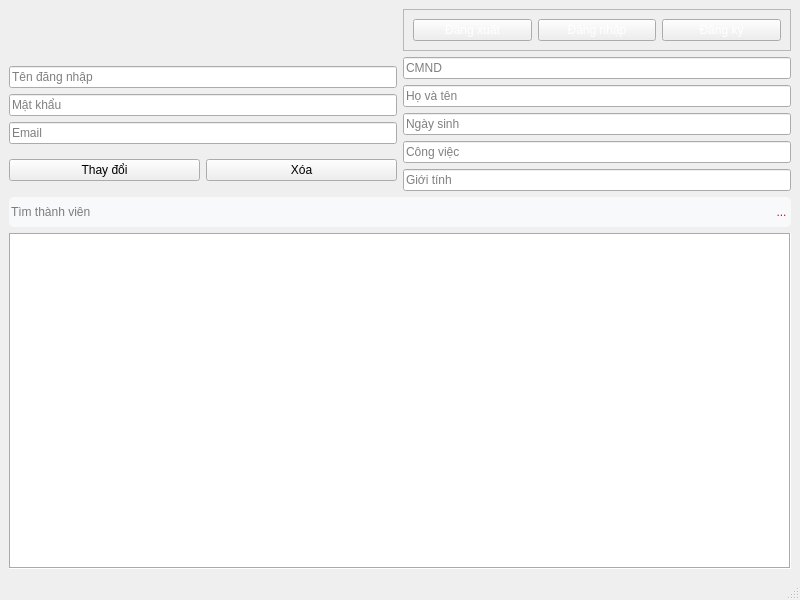
Old version of the form managergui.ui in the repository fantasyinferno/libpro.
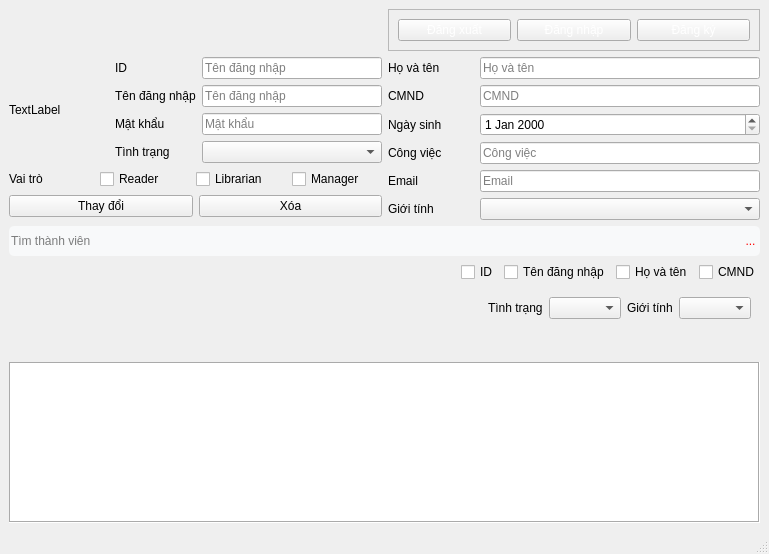
New version of the form. Icons and pictures are not drawn.

Patch:
```diff
--- a/managergui.ui
+++ b/managergui.ui
@@ -6,8 +6,8 @@
    <rect>
     <x>0</x>
     <y>0</y>
-    <width>800</width>
-    <height>600</height>
+    <width>769</width>
+    <height>554</height>
    </rect>
   </property>
   <property name="windowTitle">
@@ -119,26 +119,285 @@
           <item>
            <layout class="QVBoxLayout" name="verticalLayout">
             <item>
-             <widget class="QLineEdit" name="tenDangNhap">
-              <property name="placeholderText">
-               <string>Tên đăng nhập</string>
+             <layout class="QHBoxLayout" name="horizontalLayout_15">
+              <property name="bottomMargin">
+               <number>0</number>
               </property>
+              <item>
+               <widget class="QLabel" name="label_12">
+                <property name="sizePolicy">
+                 <sizepolicy hsizetype="Fixed" vsizetype="Fixed">
+                  <horstretch>0</horstretch>
+                  <verstretch>0</verstretch>
+                 </sizepolicy>
+                </property>
+                <property name="minimumSize">
+                 <size>
+                  <width>100</width>
+                  <height>100</height>
+                 </size>
+                </property>
+                <property name="text">
+                 <string>TextLabel</string>
+                </property>
+               </widget>
+              </item>
+              <item>
+               <layout class="QVBoxLayout" name="verticalLayout_7">
+                <property name="bottomMargin">
+                 <number>0</number>
+                </property>
+                <item>
+                 <layout class="QHBoxLayout" name="horizontalLayout_14">
+                  <property name="bottomMargin">
+                   <number>0</number>
+                  </property>
+                  <item>
+                   <widget class="QLabel" name="label_11">
+                    <property name="text">
+                     <string>ID</string>
+                    </property>
+                   </widget>
+                  </item>
+                  <item>
+                   <spacer name="horizontalSpacer_11">
+                    <property name="orientation">
+                     <enum>Qt::Horizontal</enum>
+                    </property>
+                    <property name="sizeHint" stdset="0">
+                     <size>
+                      <width>0</width>
+                      <height>20</height>
+                     </size>
+                    </property>
+                   </spacer>
+                  </item>
+                  <item>
+                   <widget class="QLineEdit" name="id">
+                    <property name="sizePolicy">
+                     <sizepolicy hsizetype="Fixed" vsizetype="Fixed">
+                      <horstretch>0</horstretch>
+                      <verstretch>0</verstretch>
+                     </sizepolicy>
+                    </property>
+                    <property name="minimumSize">
+                     <size>
+                      <width>180</width>
+                      <height>0</height>
+                     </size>
+                    </property>
+                    <property name="placeholderText">
+                     <string>Tên đăng nhập</string>
+                    </property>
+                   </widget>
+                  </item>
+                 </layout>
+                </item>
+                <item>
+                 <layout class="QHBoxLayout" name="horizontalLayout_7">
+                  <property name="bottomMargin">
+                   <number>0</number>
+                  </property>
+                  <item>
+                   <widget class="QLabel" name="label">
+                    <property name="text">
+                     <string>Tên đăng nhập</string>
+                    </property>
+                   </widget>
+                  </item>
+                  <item>
+                   <spacer name="horizontalSpacer_2">
+                    <property name="orientation">
+                     <enum>Qt::Horizontal</enum>
+                    </property>
+                    <property name="sizeHint" stdset="0">
+                     <size>
+                      <width>0</width>
+                      <height>20</height>
+                     </size>
+                    </property>
+                   </spacer>
+                  </item>
+                  <item>
+                   <widget class="QLineEdit" name="tenDangNhap">
+                    <property name="sizePolicy">
+                     <sizepolicy hsizetype="Fixed" vsizetype="Fixed">
+                      <horstretch>0</horstretch>
+                      <verstretch>0</verstretch>
+                     </sizepolicy>
+                    </property>
+                    <property name="minimumSize">
+                     <size>
+                      <width>180</width>
+                      <height>0</height>
+                     </size>
+                    </property>
+                    <property name="placeholderText">
+                     <string>Tên đăng nhập</string>
+                    </property>
+                   </widget>
+                  </item>
+                 </layout>
+                </item>
+                <item>
+                 <layout class="QHBoxLayout" name="horizontalLayout_9">
+                  <property name="bottomMargin">
+                   <number>0</number>
+                  </property>
+                  <item>
+                   <widget class="QLabel" name="label_2">
+                    <property name="text">
+                     <string>Mật khẩu</string>
+                    </property>
+                   </widget>
+                  </item>
+                  <item>
+                   <spacer name="horizontalSpacer_3">
+                    <property name="orientation">
+                     <enum>Qt::Horizontal</enum>
+                    </property>
+                    <property name="sizeHint" stdset="0">
+                     <size>
+                      <width>0</width>
+                      <height>20</height>
+                     </size>
+                    </property>
+                   </spacer>
+                  </item>
+                  <item>
+                   <widget class="QLineEdit" name="matKhau">
+                    <property name="sizePolicy">
+                     <sizepolicy hsizetype="Fixed" vsizetype="Fixed">
+                      <horstretch>0</horstretch>
+                      <verstretch>0</verstretch>
+                     </sizepolicy>
+                    </property>
+                    <property name="minimumSize">
+                     <size>
+                      <width>180</width>
+                      <height>0</height>
+                     </size>
+                    </property>
+                    <property name="text">
+                     <string/>
+                    </property>
+                    <property name="placeholderText">
+                     <string>Mật khẩu</string>
+                    </property>
+                   </widget>
+                  </item>
+                 </layout>
+                </item>
+                <item>
+                 <layout class="QHBoxLayout" name="horizontalLayout_11">
+                  <property name="bottomMargin">
+                   <number>0</number>
+                  </property>
+                  <item>
+                   <widget class="QLabel" name="label_4">
+                    <property name="text">
+                     <string>Tình trạng</string>
+                    </property>
+                   </widget>
+                  </item>
+                  <item>
+                   <spacer name="horizontalSpacer_5">
+                    <property name="orientation">
+                     <enum>Qt::Horizontal</enum>
+                    </property>
+                    <property name="sizeHint" stdset="0">
+                     <size>
+                      <width>0</width>
+                      <height>20</height>
+                     </size>
+                    </property>
+                   </spacer>
+                  </item>
+                  <item>
+                   <widget class="QComboBox" name="tinhTrang">
+                    <property name="sizePolicy">
+                     <sizepolicy hsizetype="Fixed" vsizetype="Fixed">
+                      <horstretch>0</horstretch>
+                      <verstretch>0</verstretch>
+                     </sizepolicy>
+                    </property>
+                    <property name="minimumSize">
+                     <size>
+                      <width>180</width>
+                      <height>0</height>
+                     </size>
+                    </property>
+                   </widget>
+                  </item>
+                 </layout>
+                </item>
+               </layout>
+              </item>
+             </layout>
+            </item>
+           </layout>
+          </item>
+          <item>
+           <layout class="QHBoxLayout" name="horizontalLayout_19">
+            <property name="bottomMargin">
+             <number>0</number>
+            </property>
+            <item>
+             <widget class="QLabel" name="label_10">
+              <property name="text">
+               <string>Vai trò</string>
+              </property>
              </widget>
             </item>
             <item>
-             <widget class="QLineEdit" name="matKhau">
+             <spacer name="horizontalSpacer_12">
+              <property name="orientation">
+               <enum>Qt::Horizontal</enum>
+              </property>
+              <property name="sizeHint" stdset="0">
+               <size>
+                <width>0</width>
+                <height>20</height>
+               </size>
+              </property>
+             </spacer>
+            </item>
+            <item>
+             <widget class="QCheckBox" name="reader">
+              <property name="minimumSize">
+               <size>
+                <width>90</width>
+                <height>0</height>
+               </size>
+              </property>
               <property name="text">
-               <string/>
+               <string>Reader</string>
               </property>
-              <property name="placeholderText">
-               <string>Mật khẩu</string>
+             </widget>
+            </item>
+            <item>
+             <widget class="QCheckBox" name="librarian">
+              <property name="minimumSize">
+               <size>
+                <width>90</width>
+                <height>0</height>
+               </size>
               </property>
+              <property name="text">
+               <string>Librarian</string>
+              </property>
              </widget>
             </item>
             <item>
-             <widget class="QLineEdit" name="email">
-              <property name="placeholderText">
-               <string>Email</string>
+             <widget class="QCheckBox" name="manager">
+              <property name="minimumSize">
+               <size>
+                <width>90</width>
+                <height>0</height>
+               </size>
+              </property>
+              <property name="text">
+               <string>Manager</string>
               </property>
              </widget>
             </item>
@@ -167,39 +426,268 @@
         <item>
          <layout class="QVBoxLayout" name="verticalLayout_3">
           <item>
-           <widget class="QLineEdit" name="CMND">
-            <property name="placeholderText">
-             <string>CMND</string>
+           <layout class="QHBoxLayout" name="horizontalLayout_13">
+            <property name="bottomMargin">
+             <number>0</number>
             </property>
-           </widget>
+            <item>
+             <widget class="QLabel" name="label_6">
+              <property name="text">
+               <string>Họ và tên</string>
+              </property>
+             </widget>
+            </item>
+            <item>
+             <spacer name="horizontalSpacer_7">
+              <property name="orientation">
+               <enum>Qt::Horizontal</enum>
+              </property>
+              <property name="sizeHint" stdset="0">
+               <size>
+                <width>0</width>
+                <height>20</height>
+               </size>
+              </property>
+             </spacer>
+            </item>
+            <item>
+             <widget class="QLineEdit" name="hoVaTen">
+              <property name="sizePolicy">
+               <sizepolicy hsizetype="Fixed" vsizetype="Fixed">
+                <horstretch>0</horstretch>
+                <verstretch>0</verstretch>
+               </sizepolicy>
+              </property>
+              <property name="minimumSize">
+               <size>
+                <width>280</width>
+                <height>0</height>
+               </size>
+              </property>
+              <property name="placeholderText">
+               <string>Họ và tên</string>
+              </property>
+             </widget>
+            </item>
+           </layout>
           </item>
           <item>
-           <widget class="QLineEdit" name="hoVaTen">
-            <property name="placeholderText">
-             <string>Họ và tên</string>
+           <layout class="QHBoxLayout" name="horizontalLayout_12">
+            <property name="bottomMargin">
+             <number>0</number>
             </property>
-           </widget>
+            <item>
+             <widget class="QLabel" name="label_5">
+              <property name="text">
+               <string>CMND</string>
+              </property>
+             </widget>
+            </item>
+            <item>
+             <spacer name="horizontalSpacer_6">
+              <property name="orientation">
+               <enum>Qt::Horizontal</enum>
+              </property>
+              <property name="sizeHint" stdset="0">
+               <size>
+                <width>0</width>
+                <height>20</height>
+               </size>
+              </property>
+             </spacer>
+            </item>
+            <item>
+             <widget class="QLineEdit" name="CMND">
+              <property name="sizePolicy">
+               <sizepolicy hsizetype="Fixed" vsizetype="Fixed">
+                <horstretch>0</horstretch>
+                <verstretch>0</verstretch>
+               </sizepolicy>
+              </property>
+              <property name="minimumSize">
+               <size>
+                <width>280</width>
+                <height>0</height>
+               </size>
+              </property>
+              <property name="placeholderText">
+               <string>CMND</string>
+              </property>
+             </widget>
+            </item>
+           </layout>
           </item>
           <item>
-           <widget class="QLineEdit" name="ngaySinh">
-            <property name="placeholderText">
-             <string>Ngày sinh</string>
+           <layout class="QHBoxLayout" name="horizontalLayout_16">
+            <property name="bottomMargin">
+             <number>0</number>
             </property>
-           </widget>
+            <item>
+             <widget class="QLabel" name="label_7">
+              <property name="text">
+               <string>Ngày sinh</string>
+              </property>
+             </widget>
+            </item>
+            <item>
+             <spacer name="horizontalSpacer_8">
+              <property name="orientation">
+               <enum>Qt::Horizontal</enum>
+              </property>
+              <property name="sizeHint" stdset="0">
+               <size>
+                <width>0</width>
+                <height>20</height>
+               </size>
+              </property>
+             </spacer>
+            </item>
+            <item>
+             <widget class="QDateEdit" name="ngaySinh">
+              <property name="minimumSize">
+               <size>
+                <width>280</width>
+                <height>0</height>
+               </size>
+              </property>
+             </widget>
+            </item>
+           </layout>
           </item>
           <item>
-           <widget class="QLineEdit" name="congViec">
-            <property name="placeholderText">
-             <string>Công việc</string>
+           <layout class="QHBoxLayout" name="horizontalLayout_17">
+            <property name="bottomMargin">
+             <number>0</number>
             </property>
-           </widget>
+            <item>
+             <widget class="QLabel" name="label_8">
+              <property name="text">
+               <string>Công việc</string>
+              </property>
+             </widget>
+            </item>
+            <item>
+             <spacer name="horizontalSpacer_9">
+              <property name="orientation">
+               <enum>Qt::Horizontal</enum>
+              </property>
+              <property name="sizeHint" stdset="0">
+               <size>
+                <width>0</width>
+                <height>20</height>
+               </size>
+              </property>
+             </spacer>
+            </item>
+            <item>
+             <widget class="QLineEdit" name="congViec">
+              <property name="sizePolicy">
+               <sizepolicy hsizetype="Fixed" vsizetype="Fixed">
+                <horstretch>0</horstretch>
+                <verstretch>0</verstretch>
+               </sizepolicy>
+              </property>
+              <property name="minimumSize">
+               <size>
+                <width>280</width>
+                <height>0</height>
+               </size>
+              </property>
+              <property name="placeholderText">
+               <string>Công việc</string>
+              </property>
+             </widget>
+            </item>
+           </layout>
           </item>
           <item>
-           <widget class="QLineEdit" name="gioiTinh">
-            <property name="placeholderText">
-             <string>Giới tính</string>
+           <layout class="QHBoxLayout" name="horizontalLayout_10">
+            <property name="bottomMargin">
+             <number>0</number>
             </property>
-           </widget>
+            <item>
+             <widget class="QLabel" name="label_3">
+              <property name="text">
+               <string>Email</string>
+              </property>
+             </widget>
+            </item>
+            <item>
+             <spacer name="horizontalSpacer_4">
+              <property name="orientation">
+               <enum>Qt::Horizontal</enum>
+              </property>
+              <property name="sizeHint" stdset="0">
+               <size>
+                <width>0</width>
+                <height>20</height>
+               </size>
+              </property>
+             </spacer>
+            </item>
+            <item>
+             <widget class="QLineEdit" name="email">
+              <property name="sizePolicy">
+               <sizepolicy hsizetype="Fixed" vsizetype="Fixed">
+                <horstretch>0</horstretch>
+                <verstretch>0</verstretch>
+               </sizepolicy>
+              </property>
+              <property name="minimumSize">
+               <size>
+                <width>280</width>
+                <height>0</height>
+               </size>
+              </property>
+              <property name="placeholderText">
+               <string>Email</string>
+              </property>
+             </widget>
+            </item>
+           </layout>
+          </item>
+          <item>
+           <layout class="QHBoxLayout" name="horizontalLayout_18">
+            <property name="bottomMargin">
+             <number>0</number>
+            </property>
+            <item>
+             <widget class="QLabel" name="label_9">
+              <property name="text">
+               <string>Giới tính</string>
+              </property>
+             </widget>
+            </item>
+            <item>
+             <spacer name="horizontalSpacer_10">
+              <property name="orientation">
+               <enum>Qt::Horizontal</enum>
+              </property>
+              <property name="sizeHint" stdset="0">
+               <size>
+                <width>0</width>
+                <height>20</height>
+               </size>
+              </property>
+             </spacer>
+            </item>
+            <item>
+             <widget class="QComboBox" name="gioiTinh">
+              <property name="sizePolicy">
+               <sizepolicy hsizetype="Fixed" vsizetype="Fixed">
+                <horstretch>0</horstretch>
+                <verstretch>0</verstretch>
+               </sizepolicy>
+              </property>
+              <property name="minimumSize">
+               <size>
+                <width>280</width>
+                <height>0</height>
+               </size>
+              </property>
+             </widget>
+            </item>
+           </layout>
           </item>
          </layout>
         </item>
@@ -228,6 +716,9 @@
 background-color: #f8f9fa;
 color: black;</string>
             </property>
+            <property name="text">
+             <string/>
+            </property>
             <property name="placeholderText">
              <string>Tìm thành viên</string>
             </property>
@@ -269,6 +760,118 @@
           </item>
          </layout>
         </item>
+        <item>
+         <layout class="QHBoxLayout" name="horizontalLayout_6">
+          <property name="bottomMargin">
+           <number>0</number>
+          </property>
+          <item>
+           <spacer name="horizontalSpacer">
+            <property name="orientation">
+             <enum>Qt::Horizontal</enum>
+            </property>
+            <property name="sizeHint" stdset="0">
+             <size>
+              <width>40</width>
+              <height>20</height>
+             </size>
+            </property>
+           </spacer>
+          </item>
+          <item>
+           <widget class="QCheckBox" name="f_id">
+            <property name="text">
+             <string>ID</string>
+            </property>
+           </widget>
+          </item>
+          <item>
+           <widget class="QCheckBox" name="f_tendangnhap">
+            <property name="text">
+             <string>Tên đăng nhập</string>
+            </property>
+           </widget>
+          </item>
+          <item>
+           <widget class="QCheckBox" name="f_hovaten">
+            <property name="text">
+             <string>Họ và tên</string>
+            </property>
+           </widget>
+          </item>
+          <item>
+           <widget class="QCheckBox" name="f_cmnd">
+            <property name="text">
+             <string>CMND</string>
+            </property>
+           </widget>
+          </item>
+         </layout>
+        </item>
+        <item>
+         <widget class="QWidget" name="widget" native="true">
+          <layout class="QHBoxLayout" name="horizontalLayout_20">
+           <property name="bottomMargin">
+            <number>1</number>
+           </property>
+           <item>
+            <spacer name="horizontalSpacer_13">
+             <property name="orientation">
+              <enum>Qt::Horizontal</enum>
+             </property>
+             <property name="sizeHint" stdset="0">
+              <size>
+               <width>40</width>
+               <height>20</height>
+              </size>
+             </property>
+            </spacer>
+           </item>
+           <item>
+            <widget class="QLabel" name="label_14">
+             <property name="text">
+              <string>Tình trạng</string>
+             </property>
+            </widget>
+           </item>
+           <item>
+            <widget class="QComboBox" name="combo_tinhtrang"/>
+           </item>
+           <item>
+            <widget class="QLabel" name="label_13">
+             <property name="text">
+              <string>Giới tính</string>
+             </property>
+            </widget>
+           </item>
+           <item>
+            <widget class="QComboBox" name="combo_gioitinh"/>
+           </item>
+          </layout>
+         </widget>
+        </item>
+        <item>
+         <widget class="QWidget" name="widget_2" native="true">
+          <layout class="QHBoxLayout" name="horizontalLayout_21">
+           <property name="bottomMargin">
+            <number>1</number>
+           </property>
+           <item>
+            <spacer name="horizontalSpacer_14">
+             <property name="orientation">
+              <enum>Qt::Horizontal</enum>
+             </property>
+             <property name="sizeHint" stdset="0">
+              <size>
+               <width>40</width>
+               <height>20</height>
+              </size>
+             </property>
+            </spacer>
+           </item>
+          </layout>
+         </widget>
+        </item>
         <item>
          <widget class="QTableView" name="danhSachThanhVien">
           <property name="styleSheet">
```
Left out of the diff: 24 changed lines with no effect on the pictures.
